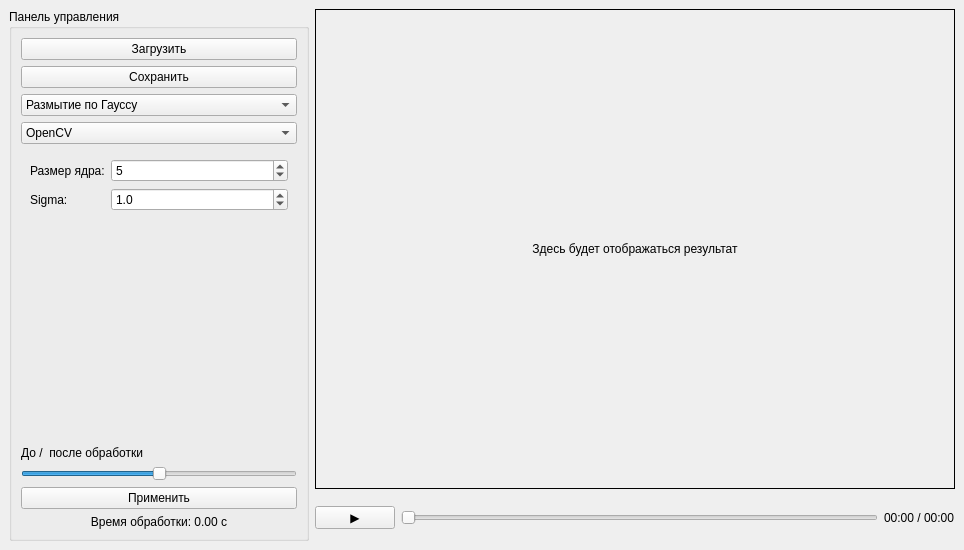
First picture: the form in mainwindow.ui, repository KorroZzion/SIMD_image_filtration, before the edit.
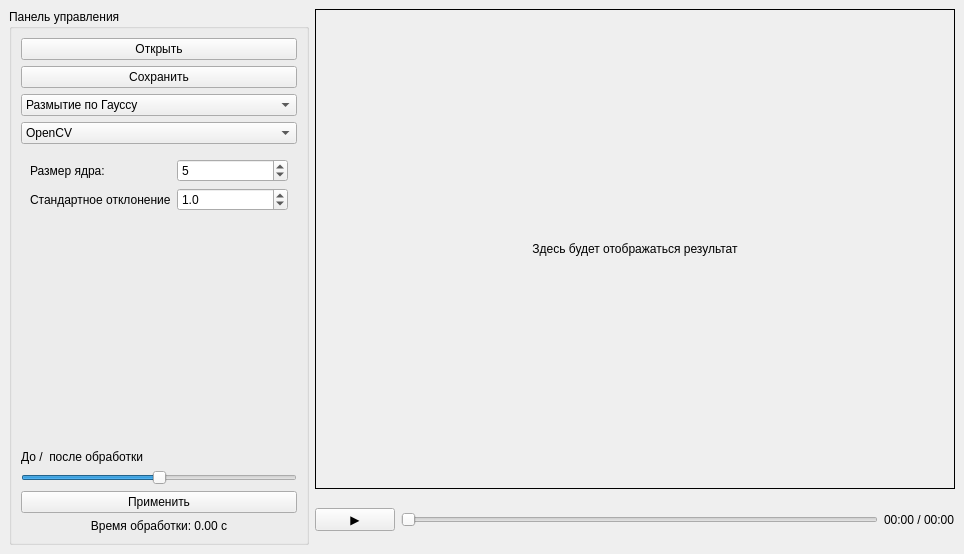
Second picture: the form after the edit.

Patch:
```diff
--- a/mainwindow.ui
+++ b/mainwindow.ui
@@ -7,7 +7,7 @@
     <x>0</x>
     <y>0</y>
     <width>964</width>
-    <height>550</height>
+    <height>554</height>
    </rect>
   </property>
   <property name="windowTitle">
@@ -24,7 +24,7 @@
        <item>
         <widget class="QPushButton" name="loadButton">
          <property name="text">
-          <string>Загрузить</string>
+          <string>Открыть</string>
          </property>
         </widget>
        </item>
@@ -137,7 +137,7 @@
            <item row="1" column="0">
             <widget class="QLabel" name="labelGaussSigma">
              <property name="text">
-              <string>Sigma:</string>
+              <string>Стандартное отклонение</string>
              </property>
             </widget>
            </item>
```
